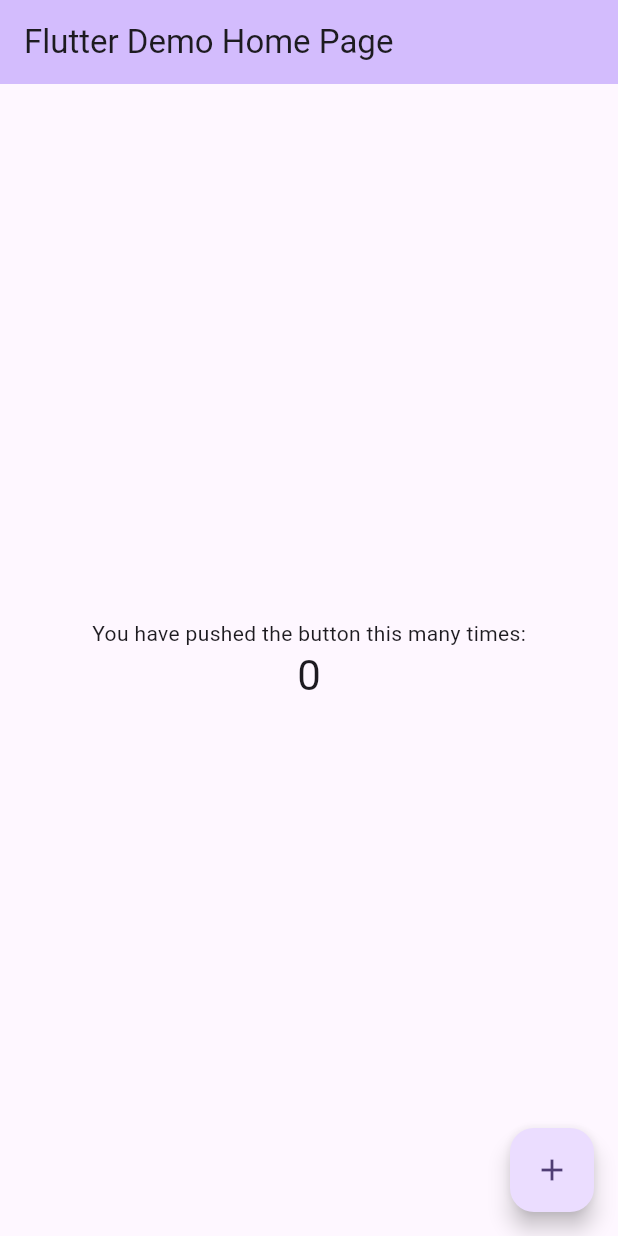
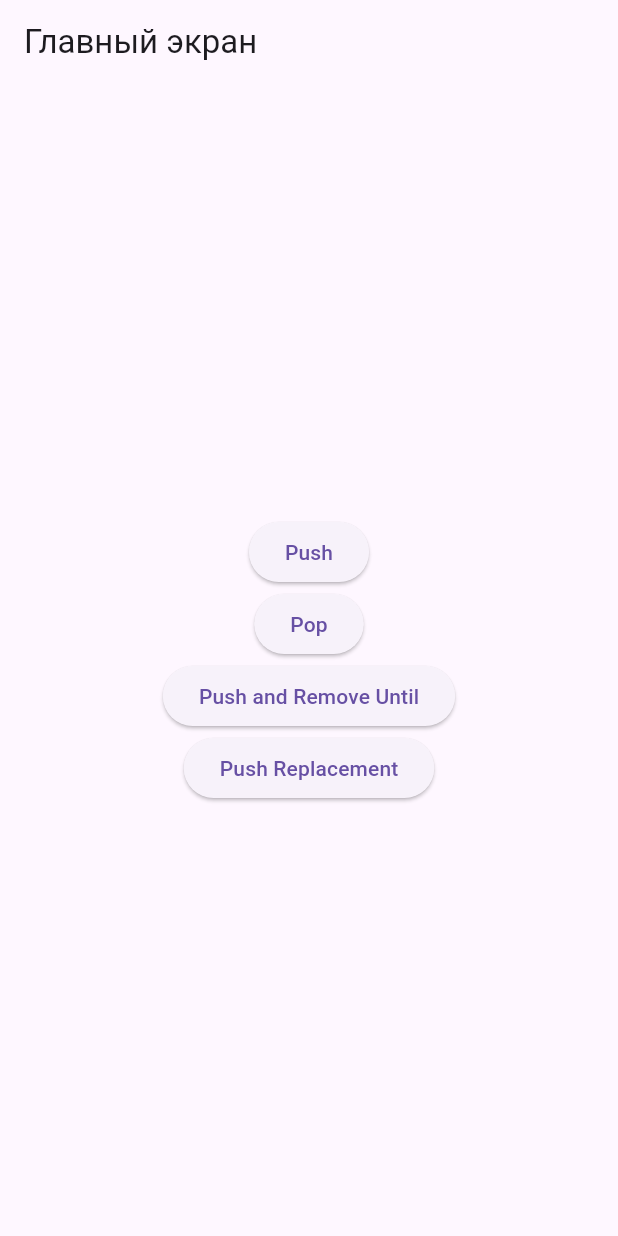
Before and after one commit to mstfn05/srs4.33, a Flutter app: the screen it shows after launch, on a phone screen of 412 x 824 dp. Run offline on Flutter 3.47's test engine with Material 3 defaults, Android fonts, the light colour scheme and no system bars.

Commit message:
main.dart

```diff
--- a/lib/main.dart
+++ b/lib/main.dart
@@ -1,125 +1,84 @@
 import 'package:flutter/material.dart';
 
 void main() {
-  runApp(const MyApp());
+  runApp(MyApp());
 }
 
 class MyApp extends StatelessWidget {
-  const MyApp({super.key});
-
-  // This widget is the root of your application.
   @override
   Widget build(BuildContext context) {
     return MaterialApp(
-      title: 'Flutter Demo',
-      theme: ThemeData(
-        // This is the theme of your application.
-        //
-        // TRY THIS: Try running your application with "flutter run". You'll see
-        // the application has a purple toolbar. Then, without quitting the app,
-        // try changing the seedColor in the colorScheme below to Colors.green
-        // and then invoke "hot reload" (save your changes or press the "hot
-        // reload" button in a Flutter-supported IDE, or press "r" if you used
-        // the command line to start the app).
-        //
-        // Notice that the counter didn't reset back to zero; the application
-        // state is not lost during the reload. To reset the state, use hot
-        // restart instead.
-        //
-        // This works for code too, not just values: Most code changes can be
-        // tested with just a hot reload.
-        colorScheme: ColorScheme.fromSeed(seedColor: Colors.deepPurple),
-        useMaterial3: true,
-      ),
-      home: const MyHomePage(title: 'Flutter Demo Home Page'),
+      home: MainScreen(),
     );
   }
 }
 
-class MyHomePage extends StatefulWidget {
-  const MyHomePage({super.key, required this.title});
-
-  // This widget is the home page of your application. It is stateful, meaning
-  // that it has a State object (defined below) that contains fields that affect
-  // how it looks.
-
-  // This class is the configuration for the state. It holds the values (in this
-  // case the title) provided by the parent (in this case the App widget) and
-  // used by the build method of the State. Fields in a Widget subclass are
-  // always marked "final".
-
-  final String title;
-
-  @override
-  State<MyHomePage> createState() => _MyHomePageState();
-}
-
-class _MyHomePageState extends State<MyHomePage> {
-  int _counter = 0;
-
-  void _incrementCounter() {
-    setState(() {
-      // This call to setState tells the Flutter framework that something has
-      // changed in this State, which causes it to rerun the build method below
-      // so that the display can reflect the updated values. If we changed
-      // _counter without calling setState(), then the build method would not be
-      // called again, and so nothing would appear to happen.
-      _counter++;
-    });
-  }
-
+class MainScreen extends StatelessWidget {
   @override
   Widget build(BuildContext context) {
-    // This method is rerun every time setState is called, for instance as done
-    // by the _incrementCounter method above.
-    //
-    // The Flutter framework has been optimized to make rerunning build methods
-    // fast, so that you can just rebuild anything that needs updating rather
-    // than having to individually change instances of widgets.
     return Scaffold(
       appBar: AppBar(
-        // TRY THIS: Try changing the color here to a specific color (to
-        // Colors.amber, perhaps?) and trigger a hot reload to see the AppBar
-        // change color while the other colors stay the same.
-        backgroundColor: Theme.of(context).colorScheme.inversePrimary,
-        // Here we take the value from the MyHomePage object that was created by
-        // the App.build method, and use it to set our appbar title.
-        title: Text(widget.title),
+        title: Text('Главный экран'),
       ),
       body: Center(
-        // Center is a layout widget. It takes a single child and positions it
-        // in the middle of the parent.
         child: Column(
-          // Column is also a layout widget. It takes a list of children and
-          // arranges them vertically. By default, it sizes itself to fit its
-          // children horizontally, and tries to be as tall as its parent.
-          //
-          // Column has various properties to control how it sizes itself and
-          // how it positions its children. Here we use mainAxisAlignment to
-          // center the children vertically; the main axis here is the vertical
-          // axis because Columns are vertical (the cross axis would be
-          // horizontal).
-          //
-          // TRY THIS: Invoke "debug painting" (choose the "Toggle Debug Paint"
-          // action in the IDE, or press "p" in the console), to see the
-          // wireframe for each widget.
           mainAxisAlignment: MainAxisAlignment.center,
-          children: <Widget>[
-            const Text(
-              'You have pushed the button this many times:',
+          children: [
+            ElevatedButton(
+              onPressed: () {
+                Navigator.push(
+                  context,
+                  MaterialPageRoute(builder: (context) => NewScreen('Push')),
+                );
+              },
+              child: Text('Push'),
             ),
-            Text(
-              '$_counter',
-              style: Theme.of(context).textTheme.headlineMedium,
+            ElevatedButton(
+              onPressed: () {
+                Navigator.pop(context);
+              },
+              child: Text('Pop'),
+            ),
+            ElevatedButton(
+              onPressed: () {
+                Navigator.pushAndRemoveUntil(
+                  context,
+                  MaterialPageRoute(builder: (context) => NewScreen('Push and Remove Until')),
+                  (Route<dynamic> route) => false,
+                );
+              },
+              child: Text('Push and Remove Until'),
+            ),
+            ElevatedButton(
+              onPressed: () {
+                Navigator.pushReplacement(
+                  context,
+                  MaterialPageRoute(builder: (context) => NewScreen('Push Replacement')),
+                );
+              },
+              child: Text('Push Replacement'),
             ),
           ],
         ),
       ),
-      floatingActionButton: FloatingActionButton(
-        onPressed: _incrementCounter,
-        tooltip: 'Increment',
-        child: const Icon(Icons.add),
-      ), // This trailing comma makes auto-formatting nicer for build methods.
     );
   }
 }
+
+class NewScreen extends StatelessWidget {
+  final String title;
+
+  NewScreen(this.title);
+
+  @override
+  Widget build(BuildContext context) {
+    return Scaffold(
+      appBar: AppBar(
+        title: Text(title),
+      ),
+      body: Center(
+        child: Text(title, style: TextStyle(fontSize: 24)),
+      ),
+    );
+  }
+}
```
